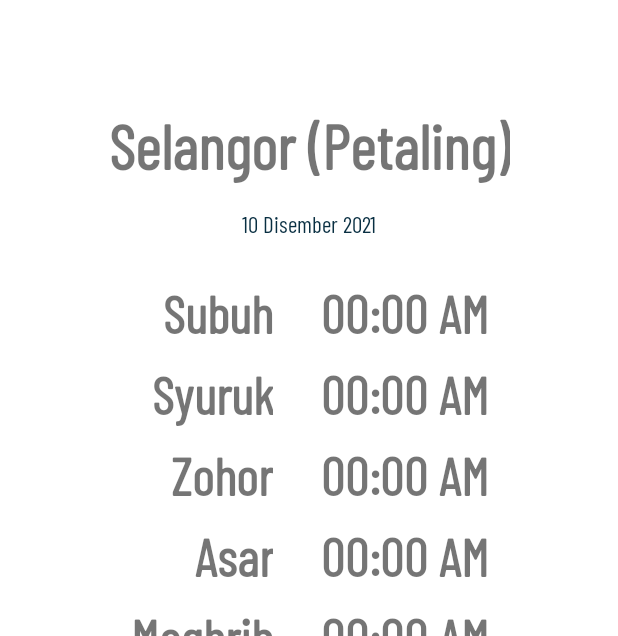
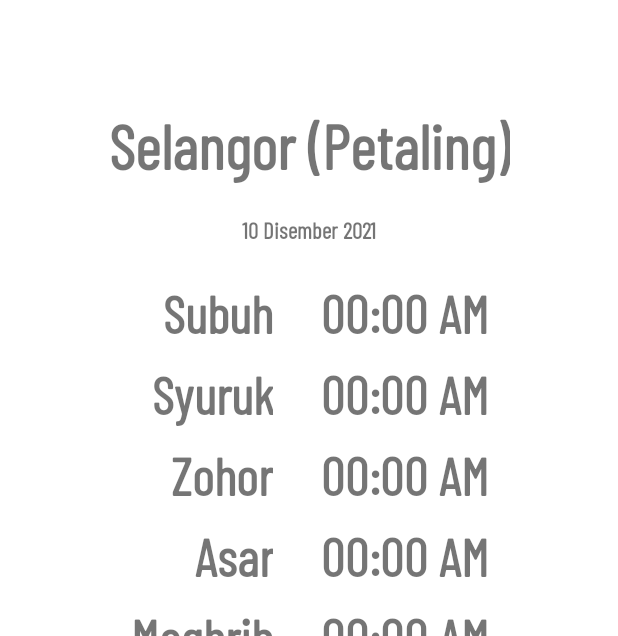
Before and after one commit to pakcusoft/AyuhSolat, an Android app: the screen it shows after launch (MainActivity), on a phone screen of 412 x 824 dp, the part 84-720 px from its top. Run offline under Robolectric (Android 15) with nearby library versions, the phone set to English and light mode, and no system bars; 1 statement that could not run was skipped.

Commit message:
minor fix & adjust icon

```diff
--- a/app/src/main/AndroidManifest.xml
+++ b/app/src/main/AndroidManifest.xml
@@ -9,7 +9,7 @@
     <uses-permission android:name="android.permission.RECEIVE_BOOT_COMPLETED" />
 
     <application
-        android:allowBackup="true"
+        android:allowBackup="false"
         android:icon="@mipmap/ic_launcher"
         android:label="@string/app_name"
         android:roundIcon="@mipmap/ic_launcher"
--- a/app/src/main/java/net/pakcusoft/solat/MainActivity.java
+++ b/app/src/main/java/net/pakcusoft/solat/MainActivity.java
@@ -98,7 +98,7 @@ public class MainActivity extends AppCompatActivity {
         String todayDate = String.format("%s %s %s", part[2], Constant.bulan.get(part[1]), part[0]);
         String defPrayerTime = null;
         String defDate = sharedPref.getString(DEFAULT_DATE, null);
-        if (defDate == null || !defDate.startsWith(todayDate)) {
+        if (defDate == null || !defDate.startsWith(todayDate) || !defDate.contains("|")) {
             binding.txtDate.setText(todayDate);
             EsolatService esolatService = JakimService.getService();
             Call<ResponseBody> call = esolatService.getHijriDate(today);
--- a/app/src/main/java/net/pakcusoft/solat/SolatWidget.java
+++ b/app/src/main/java/net/pakcusoft/solat/SolatWidget.java
@@ -64,10 +64,7 @@ public class SolatWidget extends AppWidgetProvider {
 //        String textZone = String.format("%s (%s)", Utils.capitalize(state), Utils.capitalize(zone));
         String textZone = Utils.capitalize(zone);
 //        views.setTextViewText(R.id.txt_zone_w, String.format("%s (%s)", Utils.capitalize(state), Utils.capitalize(zone)));
-        final String today = LocalDate.now().toString();
-        String[] part = today.split("-");
-        String todayDate = String.format("%s %s %s", part[2], Constant.bulan.get(part[1]), part[0]);
-        String defDate = sharedPref.getString(DEFAULT_DATE, todayDate);
+        String defDate = sharedPref.getString(DEFAULT_DATE, "");
         if (defDate.indexOf("|") > 0) {
             views.setTextViewText(R.id.txt_date_w, defDate.split("\\|")[1] + " | " + textZone);
         } else {
--- a/app/src/main/res/layout/activity_main.xml
+++ b/app/src/main/res/layout/activity_main.xml
@@ -193,10 +193,10 @@
         android:id="@+id/txt_date"
         android:layout_width="wrap_content"
         android:layout_height="wrap_content"
-        android:layout_marginTop="16dp"
+        android:layout_marginTop="20dp"
         android:text="1 Januari 2021 | 12 Rabiul Awal 1441"
-        android:textColor="@color/dark_blue"
         android:textSize="15sp"
+        android:textStyle="bold"
         app:layout_constraintEnd_toEndOf="parent"
         app:layout_constraintStart_toStartOf="parent"
         app:layout_constraintTop_toBottomOf="@+id/txt_zone_info" />
```
Also changed, not shown: app/src/main/1024.png, app/src/main/play_store_512.png, app/src/main/res/mipmap-hdpi/ic_launcher.png, app/src/main/res/mipmap-hdpi/ic_launcher_adaptive_fore.png, app/src/main/res/mipmap-mdpi/ic_launcher.png, app/src/main/res/mipmap-mdpi/ic_launcher_adaptive_fore.png, app/src/main/res/mipmap-xhdpi/ic_launcher.png, app/src/main/res/mipmap-xhdpi/ic_launcher_adaptive_fore.png, app/src/main/res/mipmap-xxhdpi/ic_launcher.png, app/src/main/res/mipmap-xxhdpi/ic_launcher_adaptive_fore.png, app/src/main/res/mipmap-xxxhdpi/ic_launcher.png, app/src/main/res/mipmap-xxxhdpi/ic_launcher_adaptive_fore.png.
